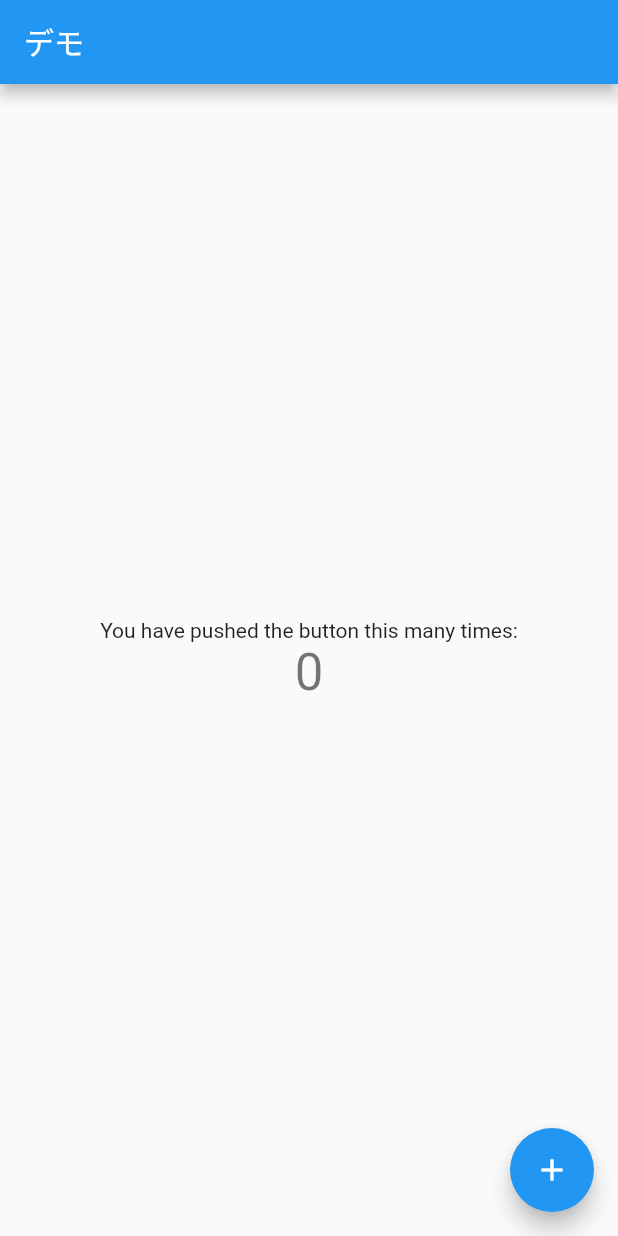
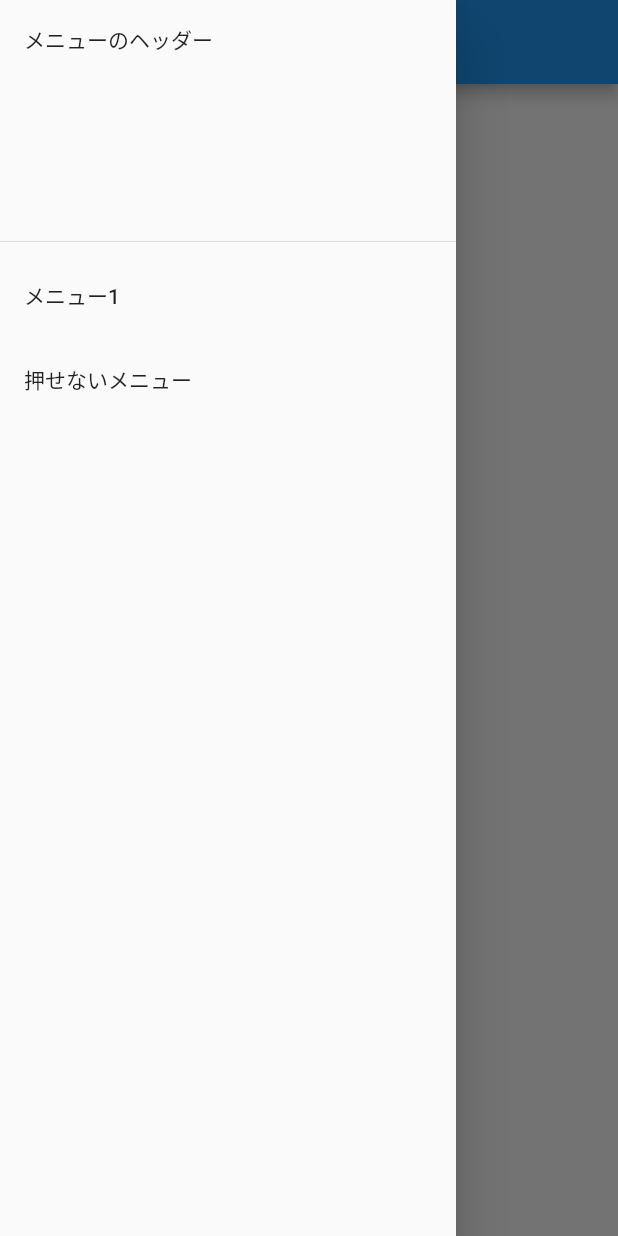
Before and after one commit to tato2/flutter_web_sample, a Flutter app: the screen it shows after launch, with the side drawer open (before the commit the screen has no drawer), on a phone screen of 412 x 824 dp. Run offline on Flutter 3.47's test engine with Material 2 defaults, Android fonts, the phone set to English and light mode, and no system bars.

Commit message:
サイドメニューを実装

```diff
--- a/lib/main.dart
+++ b/lib/main.dart
@@ -1,65 +1,62 @@
 import 'package:flutter/material.dart';
 
-void main() {
-  runApp(MyApp());
-}
+void main() => runApp(MyApp());
 
 class MyApp extends StatelessWidget {
   @override
   Widget build(BuildContext context) {
     return MaterialApp(
-      title: 'Flutter Demo',
-      theme: ThemeData(
-        primarySwatch: Colors.blue,
-      ),
-      home: MyHomePage(title: 'デモ'),
+      title: 'Flutter Web Sample',
+      home: MyHomePage(),
     );
   }
 }
 
 class MyHomePage extends StatefulWidget {
-  MyHomePage({Key? key, required this.title}) : super(key: key);
-
-  final String title;
-
   @override
   _MyHomePageState createState() => _MyHomePageState();
 }
 
 class _MyHomePageState extends State<MyHomePage> {
-  int _counter = 0;
-
-  void _incrementCounter() {
-    setState(() {
-      _counter++;
-    });
-  }
-
   @override
   Widget build(BuildContext context) {
     return Scaffold(
       appBar: AppBar(
-        title: Text(widget.title),
+        title: Text('メニュー'),
       ),
-      body: Center(
-        child: Column(
-          mainAxisAlignment: MainAxisAlignment.center,
+      drawer: Drawer(
+        child: ListView(
           children: <Widget>[
-            Text(
-              'You have pushed the button this many times:',
+            DrawerHeader(
+              child: Text('メニューのヘッダー'),
             ),
-            Text(
-              '$_counter',
-              style: Theme.of(context).textTheme.headline4,
+            ListTile(
+              title: Text("メニュー1"),
+            ),
+            ListTile(
+              title: Text("押せないメニュー"),
+              onTap: () async {
+                await showDialog<String>(
+                  context: context,
+                  barrierDismissible: false,
+                  builder: (BuildContext context) {
+                    return AlertDialog(
+                      title: Text('タイトル'),
+                      content: Text('押せません'),
+                      actions: <Widget>[
+                        ElevatedButton(
+                          child: Text('OK'),
+                          onPressed: () => Navigator.of(context).pop("OK"),
+                        ),
+                      ],
+                    );
+                  },
+                );
+              },
             ),
           ],
         ),
       ),
-      floatingActionButton: FloatingActionButton(
-        onPressed: _incrementCounter,
-        tooltip: 'Increment',
-        child: Icon(Icons.add),
-      ),
     );
   }
 }
```
